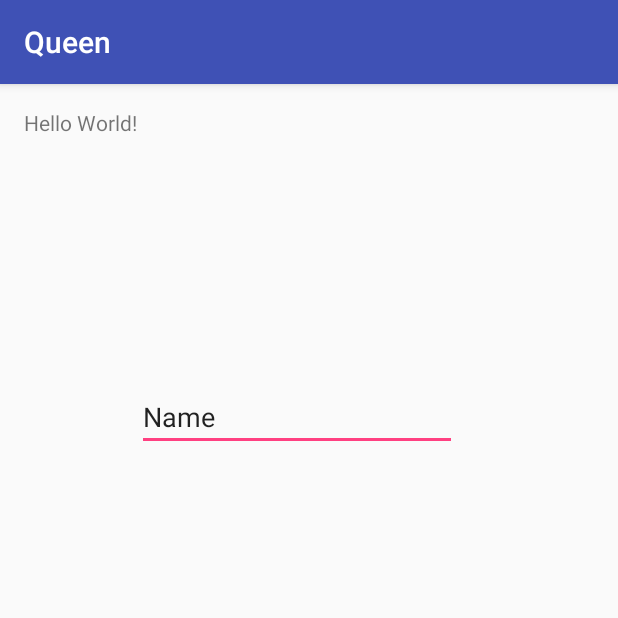
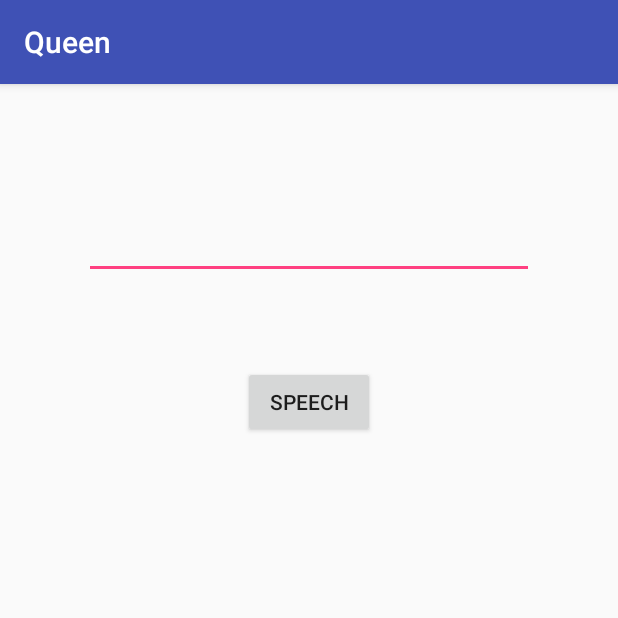
Before and after one commit to JJLionHeart/Queen, an Android app: the screen it shows after launch (MainActivity), on a phone screen of 412 x 824 dp, the top half of it. Run offline under Robolectric (Android 15) with nearby library versions, the phone set to English and light mode, and no system bars.

Commit message:
Introduction of first speech feature

```diff
--- a/app/src/main/java/dramaqueens/queen/MainActivity.java
+++ b/app/src/main/java/dramaqueens/queen/MainActivity.java
@@ -1,29 +1,60 @@
 package dramaqueens.queen;
 
+import android.content.ActivityNotFoundException;
+import android.content.Intent;
+import android.speech.RecognizerIntent;
 import android.support.v7.app.AppCompatActivity;
 import android.os.Bundle;
+import android.view.View;
+import android.widget.Button;
 import android.widget.TextView;
+
+import java.util.ArrayList;
+import java.util.Locale;
 
 public class MainActivity extends AppCompatActivity {
 
+    protected TextView transliterated_speech;
+    protected Button microphone;
+    protected final int REQ_SPEECH = 100;
     @Override
     protected void onCreate(Bundle savedInstanceState) {
         super.onCreate(savedInstanceState);
         setContentView(R.layout.activity_main);
+        microphone = (Button) findViewById(R.id.Microphone);
+        transliterated_speech = (TextView) findViewById(R.id.SpeechOut);
+        microphone.setOnClickListener(new View.OnClickListener() {
 
-    // Example of a call to a native method
-    TextView tv = (TextView) findViewById(R.id.sample_text);
-    tv.setText(stringFromJNI());
+            @Override
+            public void onClick(View view) {
+                askSpeech();
+            }
+        });
     }
 
-    /**
-     * A native method that is implemented by the 'native-lib' native library,
-     * which is packaged with this application.
-     */
-    public native String stringFromJNI();
+    private void askSpeech() {
+        Intent intent = new Intent(RecognizerIntent.ACTION_RECOGNIZE_SPEECH);
+        intent.putExtra(RecognizerIntent.EXTRA_LANGUAGE_MODEL, RecognizerIntent.LANGUAGE_MODEL_FREE_FORM);
+        intent.putExtra(RecognizerIntent.EXTRA_LANGUAGE, "es_MX");
+        intent.putExtra(RecognizerIntent.EXTRA_PROMPT, "Bzzzzzzz");
+        try {
+            startActivityForResult(intent, REQ_SPEECH);
+        } catch(ActivityNotFoundException a) {
 
-    // Used to load the 'native-lib' library on application startup.
-    static {
-        System.loadLibrary("native-lib");
+        }
     }
+
+    @Override
+    protected void onActivityResult(int requestCode, int resultCode, Intent data) {
+        switch(requestCode) {
+            case REQ_SPEECH:{
+                if(resultCode == RESULT_OK && data != null) {
+                    ArrayList<String> result = data.getStringArrayListExtra(RecognizerIntent.EXTRA_RESULTS);
+                    transliterated_speech.setText(result.get(0));
+                }
+            }
+
+        }
+    }
+
 }
--- a/app/src/main/res/layout/activity_main.xml
+++ b/app/src/main/res/layout/activity_main.xml
@@ -11,20 +11,22 @@
     android:paddingBottom="@dimen/activity_vertical_margin"
     tools:context="dramaqueens.queen.MainActivity">
 
-    <TextView
-        android:id="@+id/sample_text"
+    <EditText
+        android:ems="10"
+        android:layout_marginTop="64dp"
+        android:id="@+id/SpeechOut"
+        android:singleLine="false"
+        android:layout_height="50dp"
+        android:layout_width="300dp"
+        android:inputType="text"
+        android:layout_centerHorizontal="true" />
+
+    <Button
+        android:text="Speech"
         android:layout_width="wrap_content"
         android:layout_height="wrap_content"
-        android:text="Hello World!" />
-
-    <EditText
-        android:layout_width="wrap_content"
-        android:layout_height="wrap_content"
-        android:inputType="textPersonName"
-        android:text="Name"
-        android:ems="10"
-        android:layout_below="@+id/sample_text"
-        android:layout_toEndOf="@+id/sample_text"
-        android:layout_marginTop="164dp"
-        android:id="@+id/editText" />
+        android:layout_marginTop="58dp"
+        android:id="@+id/Microphone"
+        android:layout_below="@+id/SpeechOut"
+        android:layout_centerHorizontal="true" />
 </RelativeLayout>
```
